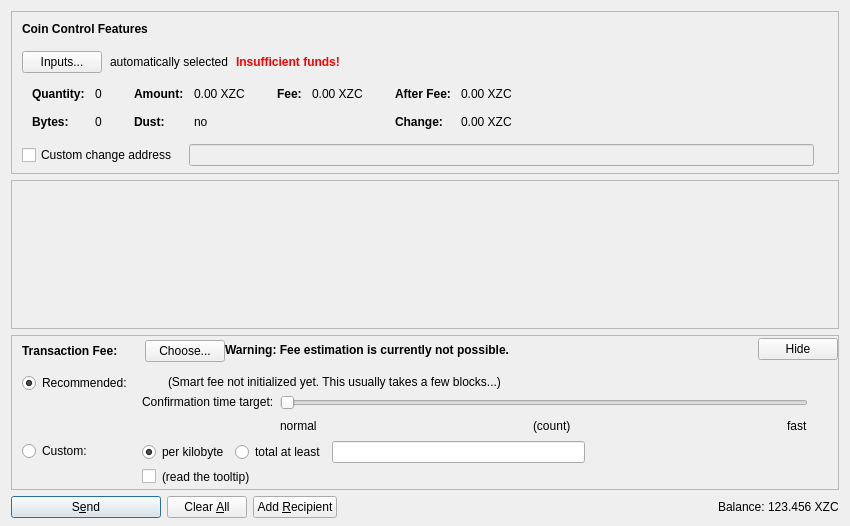
Before: the Qt Designer form src/qt/forms/sendcoinsdialog.ui in firoorg/firo, drawn with Qt 5.
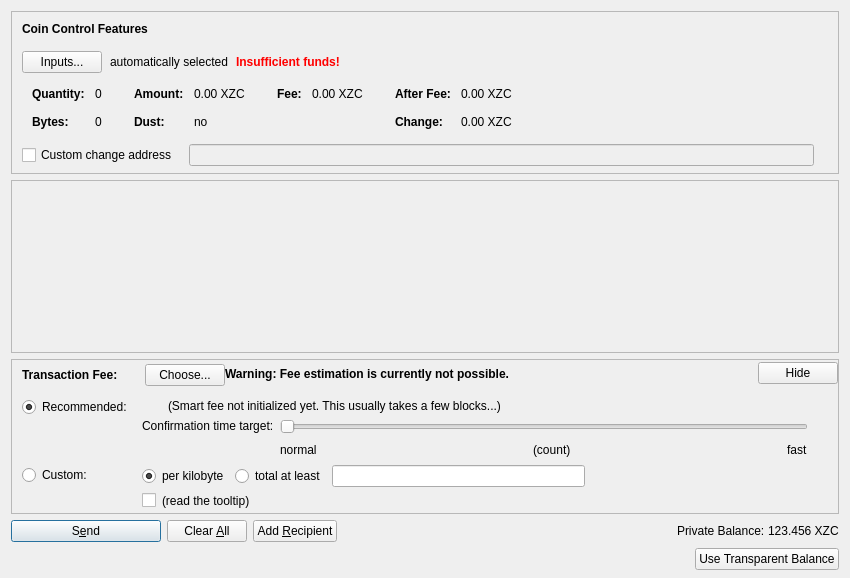
After: the same form once the commit is applied. Icons and pictures are not drawn. Custom widgets are drawn as their Qt base class.

Commit message: Update private balance in overview page

Diff of the .ui file:
```diff
--- a/src/qt/forms/sendcoinsdialog.ui
+++ b/src/qt/forms/sendcoinsdialog.ui
@@ -7,13 +7,13 @@
     <x>0</x>
     <y>0</y>
     <width>850</width>
-    <height>526</height>
+    <height>578</height>
    </rect>
   </property>
   <property name="windowTitle">
    <string>Send Coins</string>
   </property>
-  <layout class="QVBoxLayout" name="verticalLayout" stretch="0,1,0,0">
+  <layout class="QVBoxLayout" name="verticalLayout" stretch="0,1,0,0,0">
    <property name="bottomMargin">
     <number>8</number>
    </property>
@@ -588,7 +588,7 @@
         <x>0</x>
         <y>0</y>
         <width>830</width>
-        <height>104</height>
+        <height>68</height>
        </rect>
       </property>
       <layout class="QVBoxLayout" name="verticalLayout_2" stretch="0,1">
@@ -1296,7 +1296,7 @@
           </sizepolicy>
          </property>
          <property name="text">
-          <string>Balance:</string>
+          <string>Private Balance:</string>
          </property>
         </widget>
        </item>
@@ -1323,6 +1323,43 @@
      </item>
     </layout>
    </item>
+   <item>
+    <layout class="QHBoxLayout" name="horizontalLayout_3">
+     <property name="sizeConstraint">
+      <enum>QLayout::SetDefaultConstraint</enum>
+     </property>
+     <item>
+      <spacer name="horizontalSpacer_8">
+       <property name="orientation">
+        <enum>Qt::Horizontal</enum>
+       </property>
+       <property name="sizeHint" stdset="0">
+        <size>
+         <width>40</width>
+         <height>20</height>
+        </size>
+       </property>
+      </spacer>
+     </item>
+     <item>
+      <widget class="QPushButton" name="switchFundButton">
+       <property name="sizePolicy">
+        <sizepolicy hsizetype="Minimum" vsizetype="Minimum">
+         <horstretch>0</horstretch>
+         <verstretch>0</verstretch>
+        </sizepolicy>
+       </property>
+       <property name="text">
+        <string>Use Transparent Balance</string>
+       </property>
+       <property name="icon">
+        <iconset resource="../bitcoin.qrc">
+         <normaloff>:/movies/spinner-009</normaloff>:/movies/spinner-009</iconset>
+       </property>
+      </widget>
+     </item>
+    </layout>
+   </item>
   </layout>
  </widget>
  <customwidgets>
```
Left out of the diff: 12 changed lines with no effect on the pictures. The commit also changes 5 other files.
